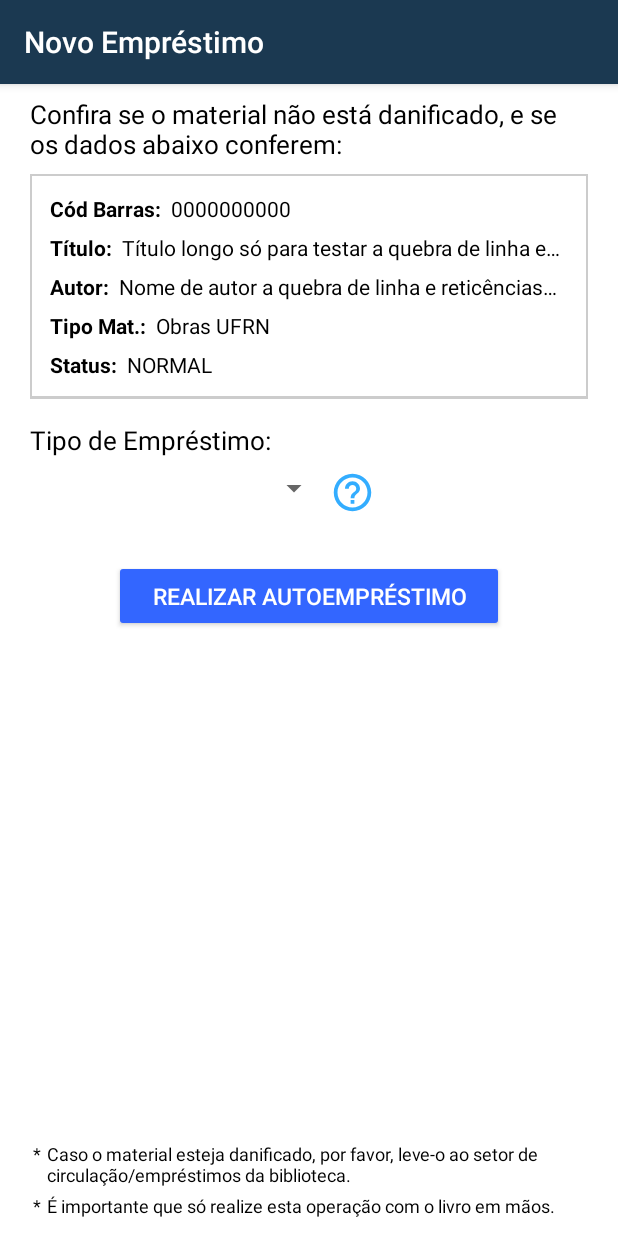
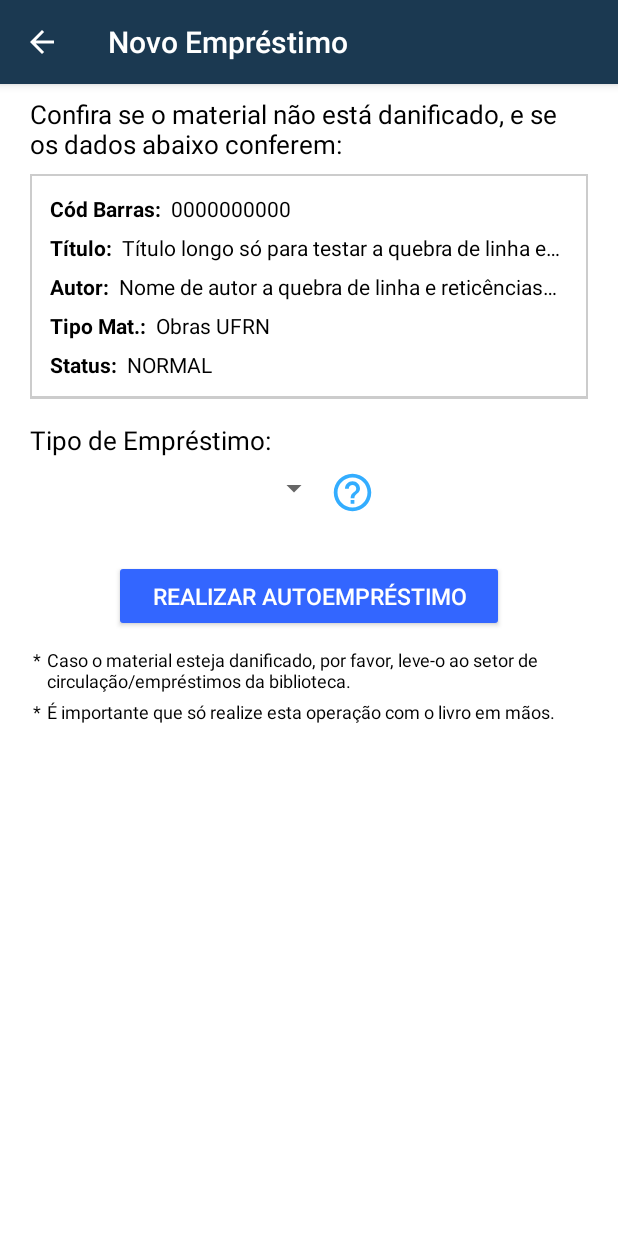
Before and after one commit to mala-ufrn/mala, an Android app: the NewLoanDetailsActivity screen opened directly, with no data from a screen before it, on a phone screen of 412 x 824 dp. Run offline under Robolectric (Android 15) with nearby library versions, the phone set to English and light mode, and no system bars.

Commit message:
Versão para produção

```diff
--- a/app/src/main/java/br/ufrn/mala/activity/NewLoanDetailsActivity.java
+++ b/app/src/main/java/br/ufrn/mala/activity/NewLoanDetailsActivity.java
@@ -11,5 +11,12 @@ public class NewLoanDetailsActivity extends AppCompatActivity {
     protected void onCreate(Bundle savedInstanceState) {
         super.onCreate(savedInstanceState);
         setContentView(R.layout.activity_new_loan_details);
+        getSupportActionBar().setDisplayHomeAsUpEnabled(true);
+
+    }
+    @Override
+    public boolean onSupportNavigateUp() {
+        finish();
+        return true;
     }
 }
--- a/app/src/main/java/br/ufrn/mala/activity/PrincipalActivity.java
+++ b/app/src/main/java/br/ufrn/mala/activity/PrincipalActivity.java
@@ -1,5 +1,6 @@
 package br.ufrn.mala.activity;
 
+import android.content.Intent;
 import android.content.SharedPreferences;
 import android.os.Bundle;
 import android.support.v4.app.Fragment;
@@ -97,6 +98,7 @@ public class PrincipalActivity extends AppCompatActivity
 
         //noinspection SimplifiableIfStatement
         if (id == R.id.action_newLoan) {
+            startActivity(new Intent(this, NovoEmprestimoActivity.class));
             return true;
         }
 
--- a/app/src/main/res/layout/activity_new_loan_details.xml
+++ b/app/src/main/res/layout/activity_new_loan_details.xml
@@ -5,17 +5,27 @@
     android:layout_width="match_parent"
     android:layout_height="match_parent"
     android:layout_centerHorizontal="true"
+    android:orientation="vertical"
     android:paddingLeft="20dp"
     android:paddingRight="20dp"
-    android:orientation="vertical"
     tools:context="br.ufrn.mala.activity.NovoEmprestimoActivity">
+
+    <ScrollView
+        android:layout_width="match_parent"
+        android:layout_height="match_parent"
+        android:scrollbars="none">
+
+        <LinearLayout
+            android:layout_width="match_parent"
+            android:layout_height="match_parent"
+            android:orientation="vertical">
 
             <TextView
                 android:id="@+id/new_loan_det_helper"
                 android:layout_width="match_parent"
                 android:layout_height="wrap_content"
+                android:layout_marginBottom="8dp"
                 android:layout_marginTop="8dp"
-        android:layout_marginBottom="8dp"
                 android:text="@string/newLoanDetHelp"
                 android:textColor="@color/black"
                 android:textSize="17sp" />
@@ -26,9 +36,9 @@
                 android:layout_gravity="center_horizontal"
                 android:layout_marginLeft="0dp"
                 android:layout_marginRight="0dp"
-        android:padding="10dp"
+                android:background="@drawable/barcode_bg"
                 android:orientation="vertical"
-        android:background="@drawable/barcode_bg">
+                android:padding="10dp">
 
                 <TextView
                     android:id="@+id/Cod_Barra_label"
@@ -38,7 +48,7 @@
                     android:text="Cód Barras:"
                     android:textColor="@color/black"
                     android:textSize="14sp"
-            android:textStyle="bold"/>
+                    android:textStyle="bold" />
 
                 <TextView
                     android:id="@+id/lblCod_Barra_detail_new_loan"
@@ -59,7 +69,7 @@
                     android:text="Título:"
                     android:textColor="@color/black"
                     android:textSize="14sp"
-            android:textStyle="bold"/>
+                    android:textStyle="bold" />
 
                 <TextView
                     android:id="@+id/lblTitulo_detail_new_loan"
@@ -67,11 +77,11 @@
                     android:layout_height="wrap_content"
                     android:layout_below="@+id/Cod_Barra_label"
                     android:layout_toRightOf="@+id/Titulo_label"
+                    android:ellipsize="end"
                     android:padding="3dp"
+                    android:singleLine="true"
                     android:text="Título longo só para testar a quebra de linha e reticências no final"
                     android:textColor="@color/black"
-            android:singleLine="true"
-            android:ellipsize="end"
                     android:textSize="14sp" />
 
                 <TextView
@@ -83,7 +93,7 @@
                     android:text="Autor:"
                     android:textColor="@color/black"
                     android:textSize="14sp"
-            android:textStyle="bold"/>
+                    android:textStyle="bold" />
 
                 <TextView
                     android:id="@+id/lblAutor_detail_new_loan"
@@ -91,11 +101,11 @@
                     android:layout_height="wrap_content"
                     android:layout_below="@+id/Titulo_label"
                     android:layout_toRightOf="@+id/Autor_label"
+                    android:ellipsize="end"
                     android:padding="3dp"
+                    android:singleLine="true"
                     android:text="Nome de autor a quebra de linha e reticências no final"
                     android:textColor="@color/black"
-            android:singleLine="true"
-            android:ellipsize="end"
                     android:textSize="14sp" />
 
                 <TextView
@@ -107,7 +117,7 @@
                     android:text="Tipo Mat.:"
                     android:textColor="@color/black"
                     android:textSize="14sp"
-            android:textStyle="bold"/>
+                    android:textStyle="bold" />
 
                 <TextView
                     android:id="@+id/lblTipo_detail_new_loan"
@@ -115,11 +125,11 @@
                     android:layout_height="wrap_content"
                     android:layout_below="@+id/Autor_label"
                     android:layout_toRightOf="@+id/Tipo_label"
+                    android:ellipsize="end"
                     android:padding="3dp"
+                    android:singleLine="true"
                     android:text="Obras UFRN"
                     android:textColor="@color/black"
-            android:singleLine="true"
-            android:ellipsize="end"
                     android:textSize="14sp" />
 
                 <TextView
@@ -131,7 +141,7 @@
                     android:text="Status:"
                     android:textColor="@color/black"
                     android:textSize="14sp"
-            android:textStyle="bold"/>
+                    android:textStyle="bold" />
 
                 <TextView
                     android:id="@+id/lblStatus_detail_new_loan"
@@ -139,11 +149,11 @@
                     android:layout_height="wrap_content"
                     android:layout_below="@+id/Tipo_label"
                     android:layout_toRightOf="@+id/Status_label"
+                    android:ellipsize="end"
                     android:padding="3dp"
+                    android:singleLine="true"
                     android:text="NORMAL"
                     android:textColor="@color/black"
-            android:singleLine="true"
-            android:ellipsize="end"
                     android:textSize="14sp" />
             </RelativeLayout>
 
@@ -151,8 +161,8 @@
                 android:id="@+id/new_loan_type_label"
                 android:layout_width="wrap_content"
                 android:layout_height="wrap_content"
+                android:layout_marginBottom="8dp"
                 android:layout_marginTop="15dp"
-        android:layout_marginBottom="8dp"
                 android:text="@string/newLoanDetTipo"
                 android:textColor="@color/black"
                 android:textSize="17sp" />
@@ -170,33 +180,33 @@
                     android:id="@+id/btn_types_info"
                     android:layout_width="wrap_content"
                     android:layout_height="wrap_content"
+                    android:layout_toRightOf="@id/loan_type_spinner"
+                    android:background="@android:color/transparent"
                     android:gravity="center"
-            android:layout_toRightOf="@id/loan_type_spinner"
-            android:src="@drawable/ic_help_outline_blue_30dp"
-            android:background="@android:color/transparent"/>
+                    android:src="@drawable/ic_help_outline_blue_30dp" />
 
             </RelativeLayout>
 
             <android.support.v7.widget.AppCompatButton
-        android:theme="@style/AppTheme.Button"
-        android:gravity="center"
                 android:id="@+id/btn_buscar_Material"
                 android:layout_width="wrap_content"
                 android:layout_height="wrap_content"
                 android:layout_gravity="center"
                 android:layout_marginBottom="8dp"
                 android:layout_marginTop="30dp"
+                android:gravity="center"
                 android:paddingLeft="25dp"
                 android:paddingRight="25dp"
                 android:text="@string/btnNewLoan"
-        android:textSize="15sp" />
+                android:textSize="15sp"
+                android:theme="@style/AppTheme.Button" />
 
             <RelativeLayout
                 android:layout_width="match_parent"
                 android:layout_height="match_parent"
-        android:orientation="vertical"
                 android:layout_marginBottom="10dp"
-        android:gravity="bottom">
+                android:gravity="bottom"
+                android:orientation="vertical">
 
                 <TextView
                     android:id="@+id/obs1_dot"
@@ -236,9 +246,11 @@
                     android:padding="2dp"
                     android:text="@string/newLoanDetOb2"
                     android:textColor="@color/black"
-            android:textSize="12sp"/>
+                    android:textSize="12sp" />
 
 
             </RelativeLayout>
+        </LinearLayout>
+    </ScrollView>
 
 </LinearLayout>
--- a/app/src/main/res/layout/activity_novo_emprestimo.xml
+++ b/app/src/main/res/layout/activity_novo_emprestimo.xml
@@ -61,7 +61,7 @@
         android:paddingLeft="25dp"
         android:paddingRight="25dp"
         android:text="@string/btnSearchMaterial"
-        android:textSize="16sp" />
+        android:textSize="16sp"/>
 
     <android.support.design.widget.FloatingActionButton
         android:id="@+id/fab_novo_emprestimo"
```
Also changed, not shown: app/src/main/java/br/ufrn/mala/activity/NovoEmprestimoActivity.java (+22 -6 lines), app/src/main/java/br/ufrn/mala/connection/SQLiteStrategyDAO.java (+7 -2 lines). Lines whose indentation alone changed are shown as unchanged.
